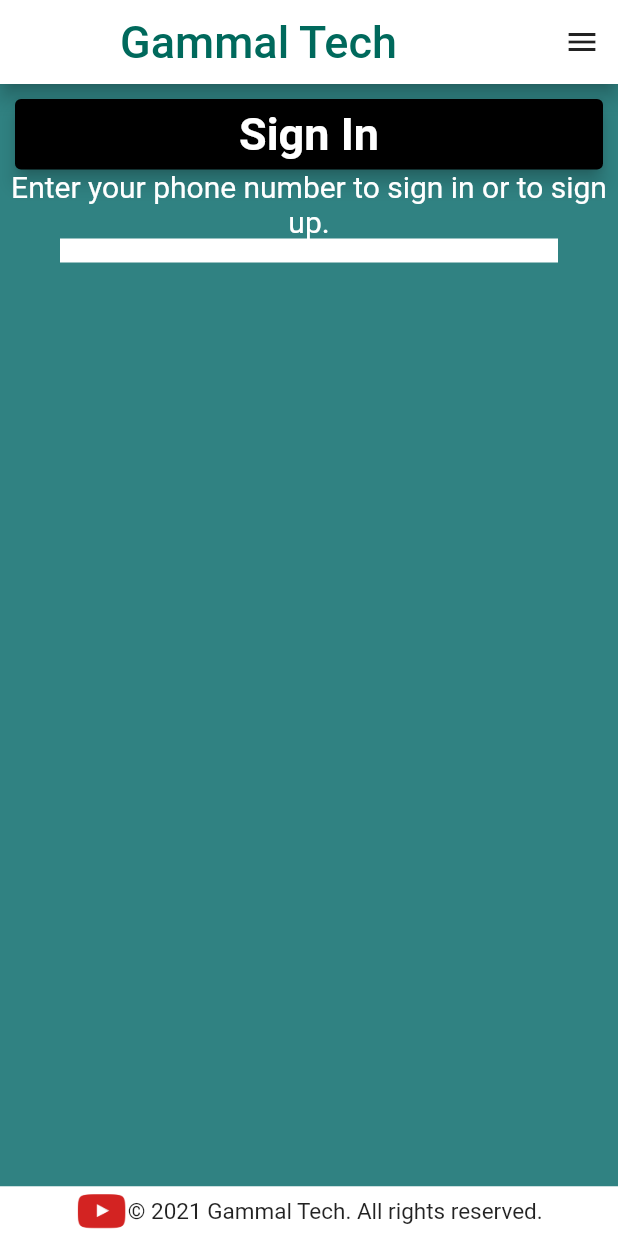
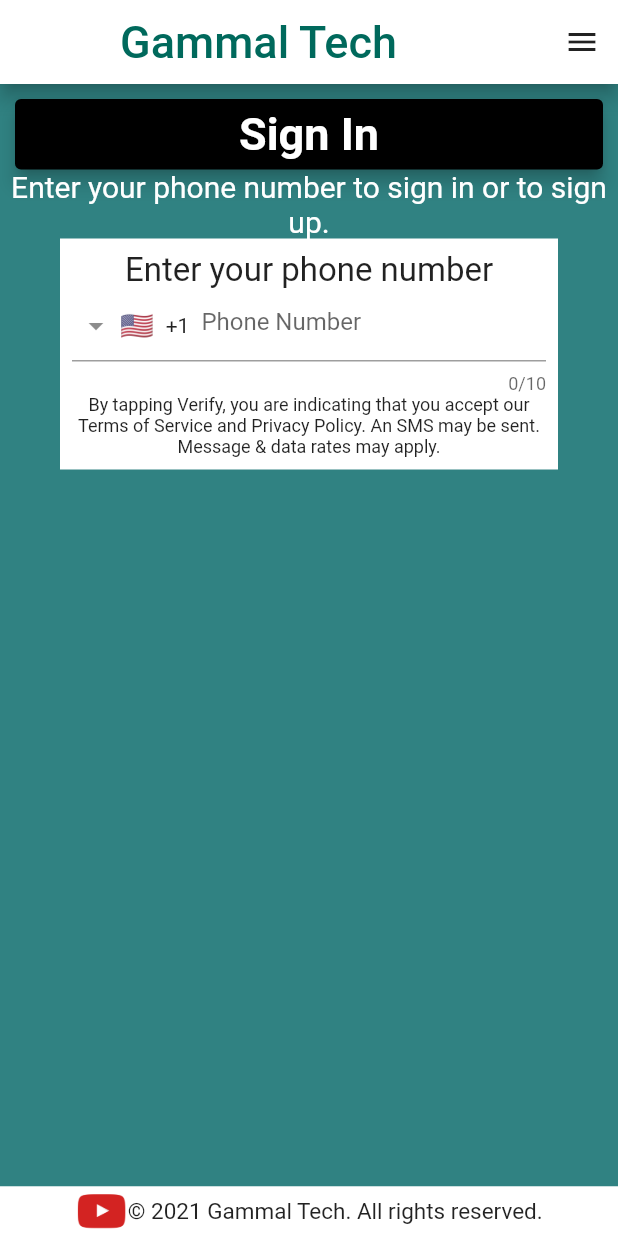
Before and after one commit to AhmedAbdoElhawary/gammal_tech_mobile_app, a Flutter app: the signInPage screen opened directly, on a phone screen of 412 x 824 dp. Run offline on Flutter 3.47's test engine with Material 2 defaults, Android fonts, the phone set to English and light mode, and no system bars; drawn by our look-alikes of intl_phone_field; our stand-ins replace chewie, cloud_firestore, firebase_auth, firebase_core, firebase_storage, fluttertoast and 2 more; accounts and stored records are empty; network calls fail.

Commit message:
add mobile form

```diff
--- a/lib/sign_in_page.dart
+++ b/lib/sign_in_page.dart
@@ -114,7 +114,13 @@
                           child: Padding(
                             key: _scaffoldKey,
                             padding: const EdgeInsets.all(8.0),
-
+                            child: showLoading
+                                ? Center(child: CircularProgressIndicator())
+                                : currentState ==
+                                        MobileVerificationState
+                                            .SHOW_MOBILE_FORM_STATE
+                                    ? getMobileForm(context)
+                                    : null,
                           ),
                         ),
                       ),
@@ -130,4 +136,36 @@
     );
   }
 
+  getMobileForm(context) {
+    return Column(
+      children: [
+        Text(
+          "Enter your phone number",
+          style: TextStyle(fontSize: 22, fontWeight: FontWeight.w400),
+        ),
+        IntlPhoneField(
+          controller: phoneController,
+          decoration: InputDecoration(
+            hintText: "Phone Number",
+          ),
+          onChanged: (phone) {
+            zd = phone.countryCode.toString();
+            print(zd);
+            print(phoneController);
+          },
+          onCountryChanged: (phone) {
+            zd = phone.countryCode.toString();
+            print(zd);
+            print(phoneController);
+          },
+        ),
+        Text(
+          "By tapping Verify, you are indicating that you accept our Terms of Service and Privacy Policy. An SMS may be sent. Message & data rates may apply.",
+          textAlign: TextAlign.center,
+          style: TextStyle(fontSize: 12),
+        ),
+      ],
+    );
+  }
+
 }
```
